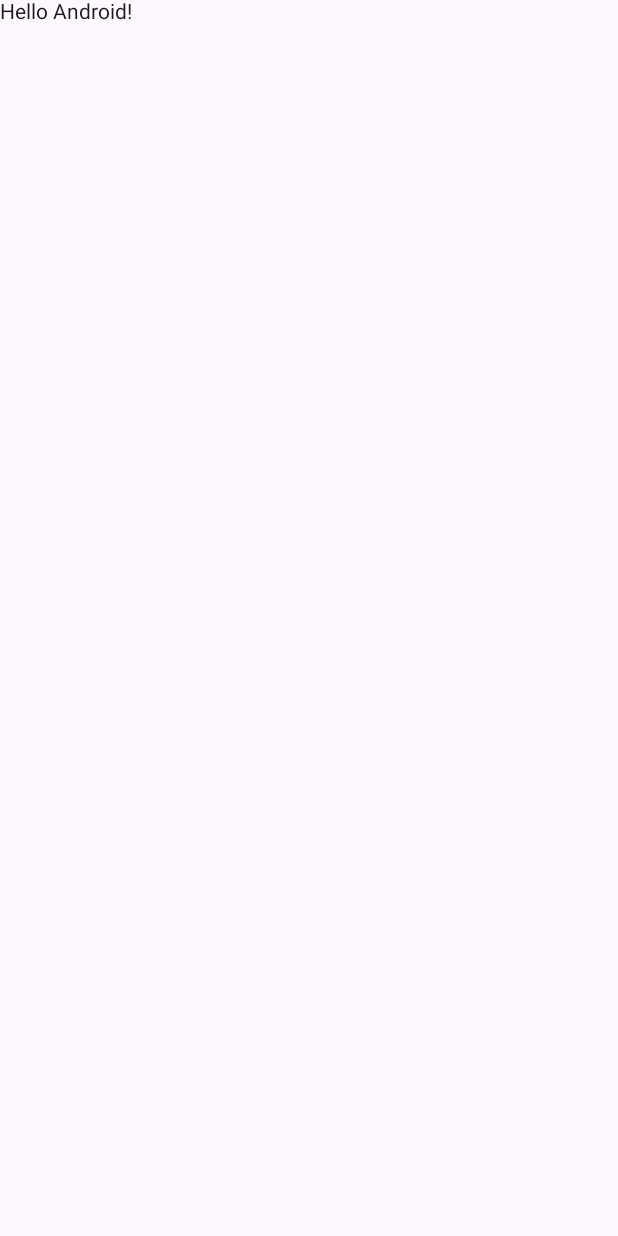
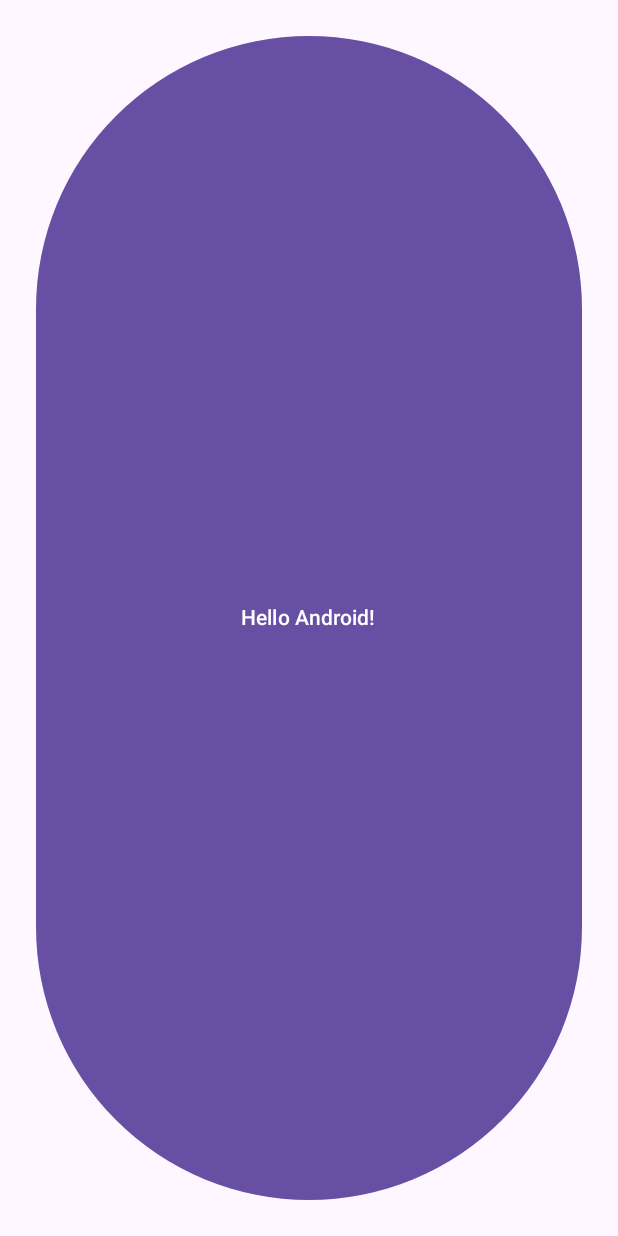
Before and after one commit to OpenPhonics/app, an Android app built with Jetpack Compose: the screen it shows after launch (MainActivity), on a phone screen of 412 x 824 dp. Before the commit the screen is almost empty. Run offline under Robolectric (Android 15) with nearby library versions, the light colour scheme and no system bars.

Commit message:
theme switching working

```diff
--- a/app/build.gradle.kts
+++ b/app/build.gradle.kts
@@ -12,7 +12,7 @@ android {
 }
 
 dependencies {
+    implementation(projects.core.design)
     implementation(libs.androidx.activity.compose)
     implementation(libs.androidx.material3)
-    debugImplementation(libs.androidx.ui.tooling)
 }
--- a/app/src/main/java/com/advaitvedant/openphonics/MainActivity.kt
+++ b/app/src/main/java/com/advaitvedant/openphonics/MainActivity.kt
@@ -1,26 +1,65 @@
 package com.advaitvedant.openphonics
 
+import android.graphics.Color
 import android.os.Bundle
 import androidx.activity.ComponentActivity
+import androidx.activity.SystemBarStyle
 import androidx.activity.compose.setContent
+import androidx.activity.enableEdgeToEdge
+import androidx.compose.foundation.isSystemInDarkTheme
 import androidx.compose.foundation.layout.fillMaxSize
+import androidx.compose.foundation.layout.padding
+import androidx.compose.material3.Button
 import androidx.compose.material3.MaterialTheme
 import androidx.compose.material3.Surface
 import androidx.compose.material3.Text
 import androidx.compose.runtime.Composable
+import androidx.compose.runtime.DisposableEffect
+import androidx.compose.runtime.mutableStateOf
+import androidx.compose.runtime.remember
 import androidx.compose.ui.Modifier
+import androidx.compose.ui.unit.dp
+import com.advaitvedant.design.OpTheme
 
 class MainActivity : ComponentActivity() {
     override fun onCreate(savedInstanceState: Bundle?) {
+        enableEdgeToEdge()
         super.onCreate(savedInstanceState)
         setContent {
-            Surface(
-                modifier = Modifier.fillMaxSize(),
-                color = MaterialTheme.colorScheme.background
-            ) {
-                Greeting("Android")
+            val darkTheme = remember { mutableStateOf(false) }
+            OpTheme(darkTheme.value){
+                EdgeSettings(darkTheme.value)
+                Surface(
+                    modifier = Modifier.fillMaxSize(),
+                    color = MaterialTheme.colorScheme.background
+                ) {
+
+                    Button(
+                        modifier = Modifier.padding(24.dp),
+                        onClick={darkTheme.value = !darkTheme.value}){
+                        Greeting("Android")
+                    }
+                }
             }
         }
+    }
+}
+private val lightScrim = Color.argb(0xe6, 0xFF, 0xFF, 0xFF)
+private val darkScrim = Color.argb(0x80, 0x1b, 0x1b, 0x1b)
+@Composable
+fun ComponentActivity.EdgeSettings(darkTheme: Boolean = isSystemInDarkTheme()){
+    DisposableEffect(darkTheme) {
+        enableEdgeToEdge(
+            statusBarStyle = SystemBarStyle.auto(
+                Color.TRANSPARENT,
+                Color.TRANSPARENT,
+            ) { darkTheme },
+            navigationBarStyle = SystemBarStyle.auto(
+                lightScrim,
+                darkScrim,
+            ) { darkTheme },
+        )
+        onDispose {}
     }
 }
 
```
